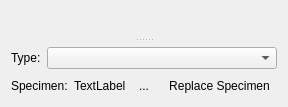
Qt form src/scipyen/gui/widgets/dataclasswidgets/biologicalsourcewidget.ui (ctigaret/scipyen) before a commit.
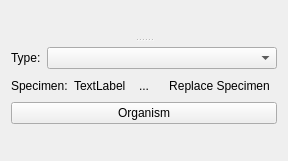
The same form after that commit. Icons and pictures are not drawn. Custom widgets are drawn as their Qt base class.

```diff
--- a/src/scipyen/gui/widgets/dataclasswidgets/biologicalsourcewidget.ui
+++ b/src/scipyen/gui/widgets/dataclasswidgets/biologicalsourcewidget.ui
@@ -6,8 +6,8 @@
    <rect>
     <x>0</x>
     <y>0</y>
-    <width>216</width>
-    <height>107</height>
+    <width>246</width>
+    <height>161</height>
    </rect>
   </property>
   <property name="windowTitle">
@@ -23,7 +23,7 @@
       <number>3</number>
      </property>
      <widget class="DataExchangeWidget" name="dataExchangeWidget" native="true"/>
-     <widget class="QWidget" name="layoutWidget">
+     <widget class="QWidget" name="">
       <layout class="QVBoxLayout" name="verticalLayout">
        <item>
         <widget class="NameDescriptionWidget" name="nameDescriptionWidget" native="true"/>
@@ -114,6 +114,29 @@
          </item>
         </layout>
        </item>
+       <item>
+        <widget class="QPushButton" name="organismPushButton">
+         <property name="text">
+          <string>Organism</string>
+         </property>
+         <property name="icon">
+          <iconset theme="document-properties"/>
+         </property>
+        </widget>
+       </item>
+       <item>
+        <spacer name="verticalSpacer">
+         <property name="orientation">
+          <enum>Qt::Orientation::Vertical</enum>
+         </property>
+         <property name="sizeHint" stdset="0">
+          <size>
+           <width>20</width>
+           <height>40</height>
+          </size>
+         </property>
+        </spacer>
+       </item>
       </layout>
      </widget>
     </widget>
```
